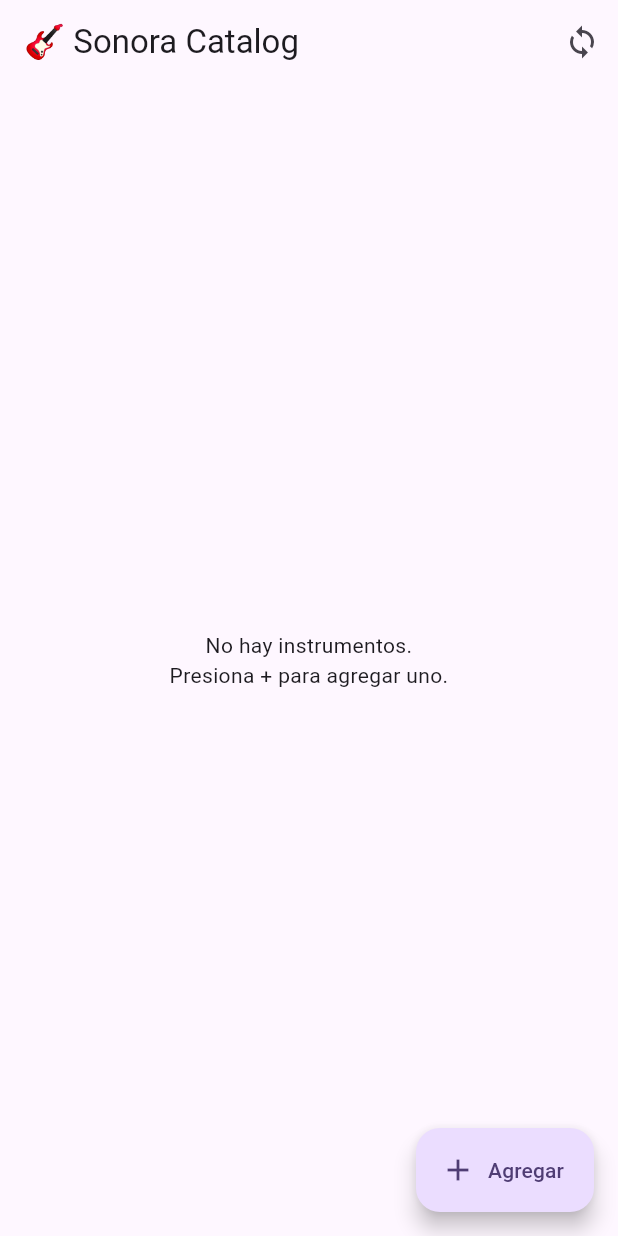
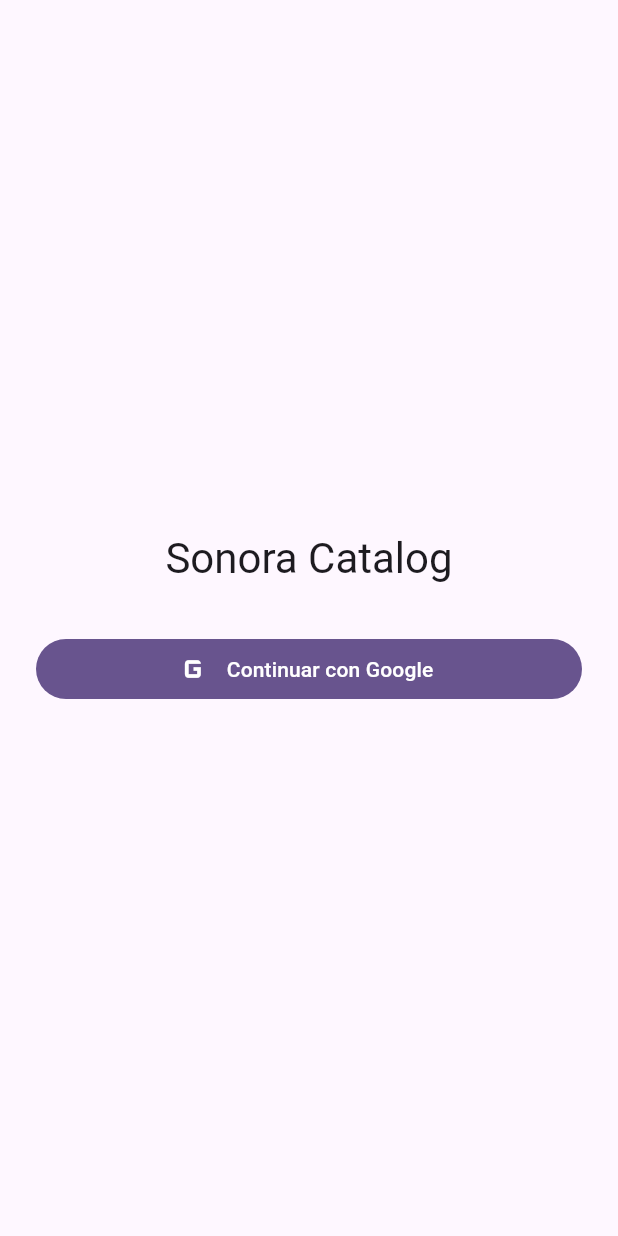
Before and after one commit to Marcos-Jesus-Rios-Duran/Desarrollo_movil, a Flutter app: the screen it shows after launch, on a phone screen of 412 x 824 dp. Run offline on Flutter 3.47's test engine with Material 3 defaults, Android fonts, the phone set to English and light mode, and no system bars; our stand-ins replace cached_network_image, cloud_firestore, connectivity_plus, equatable, firebase_auth, firebase_core and 10 more; missing offline and left inert: workmanager; accounts and stored records are empty.

Commit message:
feat: implement user authentication with Google sign-in and session management

```diff
--- a/sonora_catalog/lib/common/config/app_config.dart
+++ b/sonora_catalog/lib/common/config/app_config.dart
@@ -11,6 +11,7 @@ class AppConfig {
   static const String categoriesCollection = 'categories';
   static const String syncTaskUniqueName = 'sonora_bidirectional_sync';
   static const String syncTaskName = 'bidirectionalSync';
+  static const String usersCollection = 'users';
 
   // vvvvvvvvvvvvvvvvvvvvvvvvvvvvvvvvvvvvvvvvvvvvvvvvvvvvvvvvvvvvvvvvvvvvvvvvvvv
   // Inicialización de Firebase
--- a/sonora_catalog/lib/common/db/local/sqlite_catalog_dao.dart
+++ b/sonora_catalog/lib/common/db/local/sqlite_catalog_dao.dart
@@ -3,7 +3,7 @@ import 'package:sonora_catalog/common/db/local/db_helper.dart';
 import 'package:sonora_catalog/common/db/models/instrument_db_model.dart';
 import 'package:sonora_catalog/feature/catalog/contracts/icatalog.dart';
 import 'package:sonora_catalog/feature/catalog/data/models/instrument_dto.dart';
-import 'package:sqflite/sqflite.dart';
+import 'package:sqflite_sqlcipher/sqflite.dart';
 
 /// DAO local que implementa [DataLogInterface] usando SQLite.
 ///
--- /dev/null
+++ b/sonora_catalog/lib/feature/auth/views/login_page.dart
@@ -0,0 +1,84 @@
+import 'package:firebase_auth/firebase_auth.dart';
+import 'package:flutter/material.dart';
+import 'package:google_sign_in/google_sign_in.dart';
+import 'package:sonora_catalog/feature/auth/services/auth_service.dart';
+
+class LoginPage extends StatefulWidget {
+  final AuthService auth;
+  const LoginPage({super.key, required this.auth});
+
+  @override
+  State<LoginPage> createState() => _LoginPageState();
+}
+
+class _LoginPageState extends State<LoginPage> {
+  bool _busy = false;
+  String _error = '';
+
+  Future<void> _google() async {
+    setState(() {
+      _busy = true;
+      _error = '';
+    });
+    try {
+      await widget.auth.signInWithGoogle();
+      // AuthGate cambia solo a la pantalla del catálogo.
+    } on GoogleSignInException catch (e) {
+      if (e.code != GoogleSignInExceptionCode.canceled && mounted) {
+        setState(() => _error = 'No se pudo entrar con Google.');
+      }
+    } on FirebaseAuthException catch (e) {
+      if (mounted) setState(() => _error = AuthService.message(e));
+    } finally {
+      if (mounted) setState(() => _busy = false);
+    }
+  }
+
+  @override
+  Widget build(BuildContext context) {
+    return Scaffold(
+      body: Center(
+        child: Padding(
+          padding: const EdgeInsets.all(24),
+          child: ConstrainedBox(
+            constraints: const BoxConstraints(maxWidth: 400),
+            child: Column(
+              mainAxisSize: MainAxisSize.min,
+              children: <Widget>[
+                Text(
+                  'Sonora Catalog',
+                  style: Theme.of(context).textTheme.headlineMedium,
+                ),
+                const SizedBox(height: 32),
+                SizedBox(
+                  width: double.infinity,
+                  child: FilledButton.icon(
+                    onPressed: _busy ? null : _google,
+                    icon: _busy
+                        ? const SizedBox(
+                            width: 18,
+                            height: 18,
+                            child: CircularProgressIndicator(strokeWidth: 2),
+                          )
+                        : const Icon(Icons.g_mobiledata, size: 28),
+                    label: const Text('Continuar con Google'),
+                  ),
+                ),
+                if (_error.isNotEmpty) ...<Widget>[
+                  const SizedBox(height: 16),
+                  Text(
+                    _error,
+                    textAlign: TextAlign.center,
+                    style: TextStyle(
+                      color: Theme.of(context).colorScheme.error,
+                    ),
+                  ),
+                ],
+              ],
+            ),
+          ),
+        ),
+      ),
+    );
+  }
+}
--- a/sonora_catalog/lib/feature/sync/services/sync_service.dart
+++ b/sonora_catalog/lib/feature/sync/services/sync_service.dart
@@ -6,7 +6,7 @@ import 'package:sonora_catalog/common/db/models/instrument_db_model.dart';
 import 'package:sonora_catalog/feature/catalog/data/models/instrument_dto.dart';
 import 'package:sonora_catalog/feature/sync/models/sync_log_model.dart';
 import 'package:flutter/foundation.dart';
-import 'package:sqflite/sqflite.dart';
+import 'package:sqflite_sqlcipher/sqflite.dart';
 import 'package:uuid/uuid.dart';
 
 /// Servicio de sincronización bidireccional **Push & Pull**.
--- a/sonora_catalog/lib/main.dart
+++ b/sonora_catalog/lib/main.dart
@@ -1,15 +1,13 @@
+import 'package:firebase_auth/firebase_auth.dart';
+import 'package:flutter/foundation.dart';
 import 'package:flutter/material.dart';
 import 'package:sonora_catalog/common/config/app_config.dart';
+import 'package:sonora_catalog/feature/auth/services/auth_service.dart';
+import 'package:sonora_catalog/feature/auth/views/login_page.dart';
 import 'package:sonora_catalog/feature/catalog/controllers/catalog_controller.dart';
 import 'package:sonora_catalog/feature/catalog/views/catalog_page.dart';
 import 'package:sonora_catalog/feature/sync/services/sync_service.dart';
 import 'package:workmanager/workmanager.dart';
-
-// ---------------------------------------------------------------------------
-// Callback de WorkManager — se ejecuta en un isolate separado.
-// DEBE ser una función top-level (no método de clase) y anotada con
-// @pragma('vm:entry-point') para que el compilador de release la preserve.
-// ---------------------------------------------------------------------------
 
 /// Punto de entrada del isolate de background para WorkManager.
 @pragma('vm:entry-point')
@@ -18,8 +16,11 @@ void callbackDispatcher() {
     String taskName,
     Map<String, dynamic>? inputData,
   ) async {
-    // Inicializar Firebase dentro del isolate de background
     await AppConfig.initializeFirebase();
+
+    // Sin sesión no se sincroniza (las reglas lo rechazarían igual).
+    final User? user = await FirebaseAuth.instance.authStateChanges().first;
+    if (user == null) return true;
 
     if (taskName == AppConfig.syncTaskName) {
       final SyncService syncService = SyncService();
@@ -29,21 +30,12 @@ void callbackDispatcher() {
   });
 }
 
-// vvvvvvvvvvvvvvvvvvvvvvvvvvvvvvvvvvvvvvvvvvvvvvvvvvvvvvvvvvvvvvvvvvvvvvvvvvv
-// Punto de entrada principal
-// vvvvvvvvvvvvvvvvvvvvvvvvvvvvvvvvvvvvvvvvvvvvvvvvvvvvvvvvvvvvvvvvvvvvvvvvvvv
-
 Future<void> main() async {
   WidgetsFlutterBinding.ensureInitialized();
 
-  // 1. Inicializar Firebase (modo prueba — sin autenticación)
   await AppConfig.initializeFirebase();
 
-  // 2. Inicializar WorkManager con el dispatcher de background
-  await Workmanager().initialize(
-    callbackDispatcher,
-    isInDebugMode: true, // false en producción
-  );
+  await Workmanager().initialize(callbackDispatcher, isInDebugMode: kDebugMode);
 
   runApp(const SonoraApp());
 }
@@ -61,8 +53,46 @@ class SonoraApp extends StatelessWidget {
         colorScheme: ColorScheme.fromSeed(seedColor: Colors.deepPurple),
         useMaterial3: true,
       ),
-      // Inyección del controlador en la raíz de la feature
-      home: CatalogPage(controller: CatalogController()),
+      home: AuthGate(auth: AuthService()),
     );
   }
 }
+
+/// Muestra login o catálogo según la sesión. Firebase persiste la sesión,
+/// así que la app abre directo al catálogo aunque no haya internet.
+class AuthGate extends StatelessWidget {
+  final AuthService auth;
+  const AuthGate({super.key, required this.auth});
+
+  @override
+  Widget build(BuildContext context) {
+    return StreamBuilder<User?>(
+      stream: auth.authState,
+      builder: (BuildContext context, AsyncSnapshot<User?> snap) {
+        if (snap.connectionState == ConnectionState.waiting) {
+          return const Scaffold(
+            body: Center(child: CircularProgressIndicator()),
+          );
+        }
+        final User? user = snap.data;
+        if (user == null) return LoginPage(auth: auth);
+        return _CatalogHost(key: ValueKey<String>(user.uid));
+      },
+    );
+  }
+}
+
+/// Crea el controlador una sola vez por sesión (CatalogPage lo libera).
+class _CatalogHost extends StatefulWidget {
+  const _CatalogHost({super.key});
+
+  @override
+  State<_CatalogHost> createState() => _CatalogHostState();
+}
+
+class _CatalogHostState extends State<_CatalogHost> {
+  final CatalogController _controller = CatalogController();
+
+  @override
+  Widget build(BuildContext context) => CatalogPage(controller: _controller);
+}
```
Also changed, not shown: sonora_catalog/lib/common/db/cloud/cloud_catalog_dao.dart (+18 -8 lines), sonora_catalog/lib/common/db/local/db_helper.dart (+53 -22 lines), sonora_catalog/lib/feature/auth/services/auth_service.dart (added, +54 -0 lines), sonora_catalog/lib/feature/auth/services/session_service.dart (added, +46 -0 lines), sonora_catalog/pubspec.yaml (+4 -4 lines), 2 other files.
